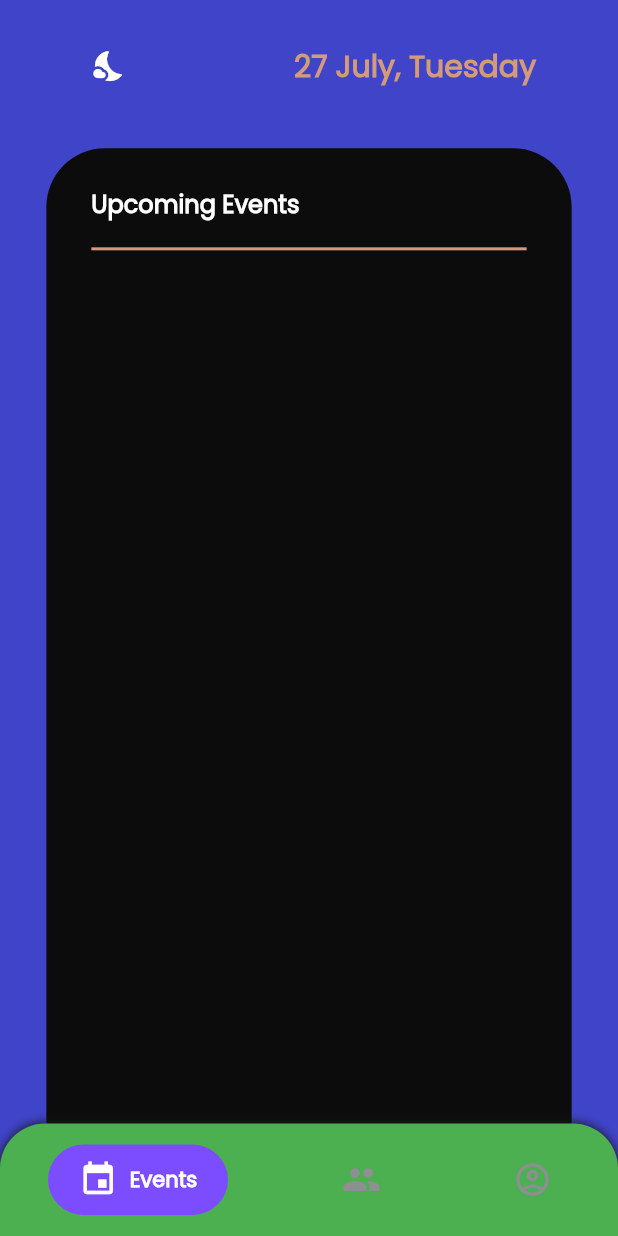
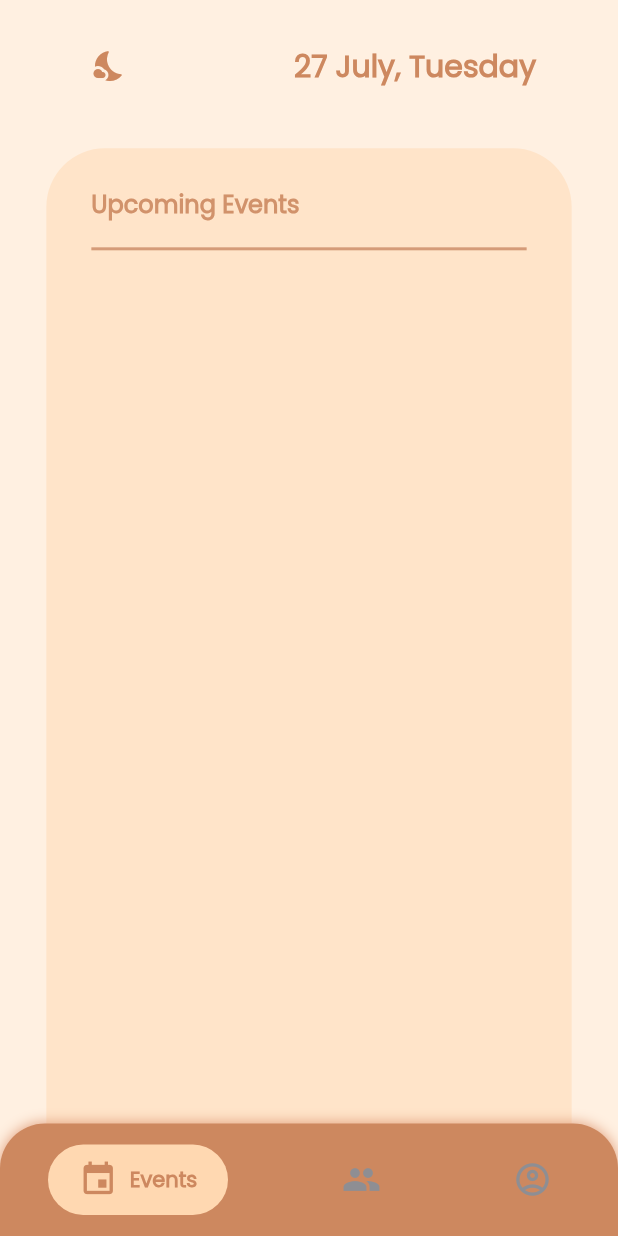
Before and after one commit to HellVolhard07/The-USS-App, a Flutter app: the screen it shows after launch, after a tap on the "wb sunny" icon, on a phone screen of 412 x 824 dp. Run offline on Flutter 3.47's test engine with Material 2 defaults, Android fonts, the light colour scheme and no system bars; drawn by our look-alikes of persistent_bottom_nav_bar; our stand-ins replace cloud_firestore, firebase_auth, firebase_core, firebase_storage, flutter_toggle_tab, im_stepper and 1 more; accounts and stored records are empty.

Commit message:
light theme ui

```diff
--- a/lib/screens/events_screen.dart
+++ b/lib/screens/events_screen.dart
@@ -45,9 +45,6 @@ class _EventsScreenState extends State<EventsScreen> {
     final themeProvider = Provider.of<ThemeProvider>(context);
     final mediaQuery = MediaQuery.of(context).size;
     return Scaffold(
-      backgroundColor: themeProvider.isDarkTheme
-          ? Theme.of(context).scaffoldBackgroundColor
-          : Color(0xFF4044c9),
       body: StreamBuilder<QuerySnapshot>(
         stream: FirebaseFirestore.instance
             .collection(eventsCollection)
@@ -80,7 +77,7 @@ class _EventsScreenState extends State<EventsScreen> {
                                   )
                                 : Icon(
                                     Icons.nights_stay_rounded,
-                                    color: Colors.white,
+                                    color: Color(0xffcd885f),
                                   ),
                             onPressed: () {
                               themeProvider
@@ -94,7 +91,9 @@ class _EventsScreenState extends State<EventsScreen> {
                             "${DateFormat("d").format(DateTime.now())} ${DateFormat("MMMM").format(DateTime.now())}, ${DateFormat("EEEE").format(DateTime.now())} ",
                             style: TextStyle(
                               fontSize: 20,
-                              color: Color(0xffD59B78),
+                              color: themeProvider.isDarkTheme
+                                  ? Color(0xffD59B78)
+                                  : Color(0xffcd885f),
                               fontWeight: FontWeight.bold,
                             ),
                           ),
@@ -111,13 +110,9 @@ class _EventsScreenState extends State<EventsScreen> {
                       width: mediaQuery.width * 0.85,
                       height: double.infinity,
                       decoration: BoxDecoration(
-                        boxShadow: [
-                          // BoxShadow(
-                          //   blurRadius: 20.0,
-                          //   color: Color(0xff212121),
-                          // ),
-                        ],
-                        color: Color(0xff0c0c0c),
+                        color: themeProvider.isDarkTheme
+                            ? Color(0xff0c0c0c)
+                            : Color(0xffffe4c9),
                         borderRadius: BorderRadius.only(
                           topLeft: Radius.circular(39),
                           topRight: Radius.circular(39),
@@ -135,7 +130,9 @@ class _EventsScreenState extends State<EventsScreen> {
                                 style: TextStyle(
                                   fontSize: 16,
                                   fontWeight: FontWeight.w600,
-                                  color: Colors.white,
+                                  color: themeProvider.isDarkTheme
+                                      ? Colors.white
+                                      : Color(0xffd1926b),
                                 ),
                               ),
                             ),
--- a/lib/screens/home_screen.dart
+++ b/lib/screens/home_screen.dart
@@ -24,9 +24,8 @@ class HomeScreen extends StatelessWidget {
           fontWeight: FontWeight.bold,
           fontSize: 14,
         ),
-        activeColorPrimary:
-            isDarkTheme ? Color(0xffffa265) : Colors.deepPurpleAccent,
-        activeColorSecondary: isDarkTheme ? Colors.black : Colors.white,
+        activeColorPrimary: isDarkTheme ? Color(0xffffa265) : Color(0xffFFD8B1),
+        activeColorSecondary: isDarkTheme ? Colors.black : Color(0xffcd885f),
       ),
       PersistentBottomNavBarItem(
         icon: Icon(Icons.people),
@@ -35,20 +34,18 @@ class HomeScreen extends StatelessWidget {
           fontWeight: FontWeight.bold,
           fontSize: 14,
         ),
-        activeColorPrimary:
-            isDarkTheme ? Color(0xffffa265) : Colors.deepPurpleAccent,
-        activeColorSecondary: isDarkTheme ? Colors.black : Colors.white,
+        activeColorPrimary: isDarkTheme ? Color(0xffffa265) : Color(0xffFFD8B1),
+        activeColorSecondary: isDarkTheme ? Colors.black : Color(0xffcd885f),
       ),
       PersistentBottomNavBarItem(
         icon: Icon(Icons.account_circle_outlined),
         title: 'Account',
         textStyle: TextStyle(
           fontWeight: FontWeight.bold,
-          fontSize: 12,
+          fontSize: 14,
         ),
-        activeColorPrimary:
-            isDarkTheme ? Color(0xffffa265) : Colors.deepPurpleAccent,
-        activeColorSecondary: isDarkTheme ? Colors.black : Colors.white,
+        activeColorPrimary: isDarkTheme ? Color(0xffffa265) : Color(0xffFFD8B1),
+        activeColorSecondary: isDarkTheme ? Colors.black : Color(0xffcd885f),
       ),
     ];
   }
@@ -76,16 +73,18 @@ class HomeScreen extends StatelessWidget {
       screens: screens(),
       items: navBarItems(),
       navBarHeight: 75,
-      backgroundColor: isDarkTheme ? Color(0xff030303) : Colors.green,
+      backgroundColor: isDarkTheme ? Color(0xff030303) : Color(0xffcd885f),
       decoration: NavBarDecoration(
         boxShadow: [
           BoxShadow(
-            blurRadius: 5.0,
-            color: Color(0xff181818),
+            blurRadius: 7.0,
+            color: isDarkTheme?Color(0xff181818):Color(0xffe09d7a),
           ),
         ],
         borderRadius: BorderRadius.only(
-            topLeft: Radius.circular(30.0), topRight: Radius.circular(30.0)),
+          topLeft: Radius.circular(30.0),
+          topRight: Radius.circular(30.0),
+        ),
       ),
     );
   }
--- a/lib/screens/society_list_screen.dart
+++ b/lib/screens/society_list_screen.dart
@@ -37,7 +37,7 @@ class SocietyListScreen extends StatelessWidget {
                       fontWeight: FontWeight.w900,
                       color: themeProvider.isDarkTheme
                           ? Color(0xffD59B78)
-                          : Colors.black,
+                          : Color(0xffcd885f),
                     ),
                   ),
                 ),
@@ -47,14 +47,19 @@ class SocietyListScreen extends StatelessWidget {
                   thickness: 2.0,
                   color: themeProvider.isDarkTheme
                       ? Color(0xffD59B78)
-                      : Colors.black,
+                      : Color(0xffcd885f),
                 ),
                 ListView.builder(
                   shrinkWrap: true,
                   physics: ScrollPhysics(),
                   itemBuilder: (ctx, index) => SocietyItem(
-                    myColor:
-                        index % 2 == 0 ? Color(0xfff2d6b3) : Color(0xffD59B78),
+                    myColor: index % 2 == 0
+                        ? themeProvider.isDarkTheme
+                            ? Color(0xfff2d6b3)
+                            : Color(0xffffd8b1)
+                        : themeProvider.isDarkTheme
+                            ? Color(0xffD59B78)
+                            : Color(0xffffcc99),
                     societyName: societiesData[index][societyName],
                     societyLogo: societiesData[index][societyLogo],
                     societyAbout: societiesData[index][societyAbout],
--- a/lib/theme_provider.dart
+++ b/lib/theme_provider.dart
@@ -26,6 +26,7 @@ class ThemeBuilder {
     ),
   );
   static final lightTheme = ThemeData(
+    scaffoldBackgroundColor: Color(0xfffff0e1),
     fontFamily: "Poppins",
     colorScheme: ColorScheme.light(
       primary: Colors.orangeAccent,
```
Also changed, not shown: lib/constants.dart (+4 -4 lines), lib/screens/profile_screen.dart (+6 -5 lines), lib/screens/society_screen.dart (+3 -5 lines), lib/widgets/about_profile_widget.dart (+8 -7 lines), lib/widgets/about_society_widget.dart (+8 -9 lines), lib/widgets/event_item.dart (+19 -5 lines), lib/widgets/event_profile_widget_item.dart (+20 -4 lines), lib/widgets/sliver_header.dart (+9 -1 lines), lib/widgets/society_item.dart (+12 -18 lines), lib/widgets/team_members_widget.dart (+19 -13 lines).
